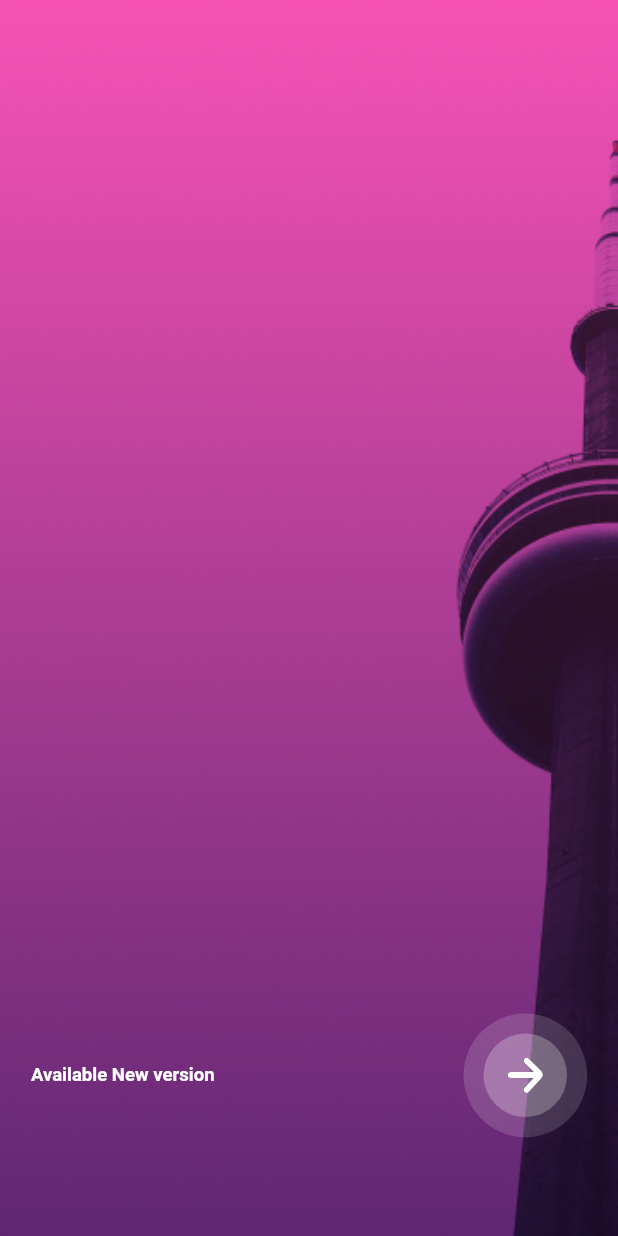
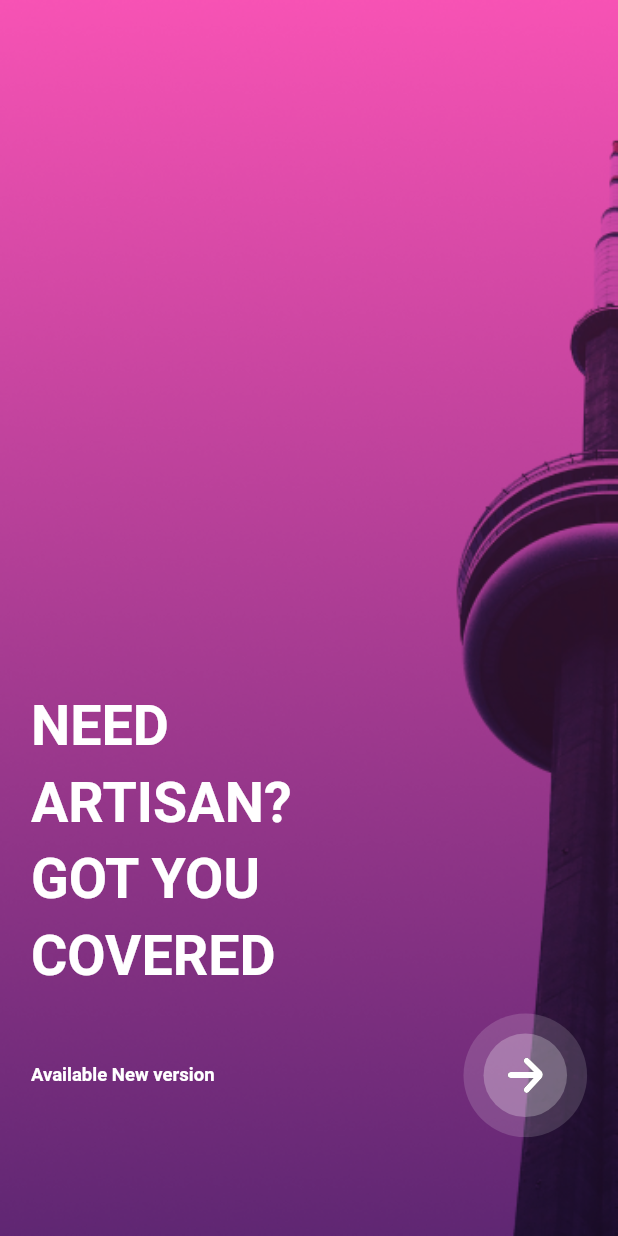
Before and after one commit to CephasPeter/fuitos_app, a Flutter app: the screen it shows after launch, on a phone screen of 412 x 824 dp. Run offline on Flutter 3.47's test engine with Material 2 defaults, Android fonts, the phone set to English and light mode, and no system bars; our stand-ins replace flutter_svg, font_awesome_flutter, loading_animation_widget, splashscreen.

Commit message:
Working on Onboarding pages

```diff
--- a/lib/screens/onboarding/onboarding_home.dart
+++ b/lib/screens/onboarding/onboarding_home.dart
@@ -46,6 +46,22 @@ class _OnboardingHomeState extends State<OnboardingHome> {
             mainAxisAlignment: MainAxisAlignment.end,
             children: [
               Padding(
+                padding: EdgeInsets.only(left: width * 0.05, right: width * 0.05, bottom: height * 0.01),
+                child: Text("NEED", style: TextStyle(fontSize: multiplier*0.18, fontWeight: FontWeight.bold, color: Colors.white)),
+              ),
+              Padding(
+                padding: EdgeInsets.only(left: width * 0.05, right: width * 0.05, bottom: height * 0.01),
+                child: Text("ARTISAN?", style: TextStyle(fontSize: multiplier*0.18, fontWeight: FontWeight.bold, color: Colors.white)),
+              ),
+              Padding(
+                padding: EdgeInsets.only(left: width * 0.05, right: width * 0.05, bottom: height * 0.01),
+                child: Text("GOT YOU", style: TextStyle(fontSize: multiplier*0.18, fontWeight: FontWeight.bold, color: Colors.white)),
+              ),
+              Padding(
+                padding: EdgeInsets.only(left: width * 0.05, right: width * 0.05, bottom: height * 0.02),
+                child: Text("COVERED", style: TextStyle(fontSize: multiplier*0.18, fontWeight: FontWeight.bold, color: Colors.white)),
+              ),
+              Padding(
                 padding: EdgeInsets.only(left: width * 0.05, right: width * 0.05, bottom: height * 0.08),
                 child: Row(
                   mainAxisAlignment: MainAxisAlignment.spaceBetween,
@@ -54,7 +70,6 @@ class _OnboardingHomeState extends State<OnboardingHome> {
                     Text("Available New version", style: TextStyle(fontSize: multiplier*0.06, fontWeight: FontWeight.bold, color: Colors.white)),
                     InkWell(
                       onTap: (){
-
                       },
                       child: Container(
                         width: width*0.2,
```
Also changed, not shown: assets/images/appNameLogo.svg (added).
